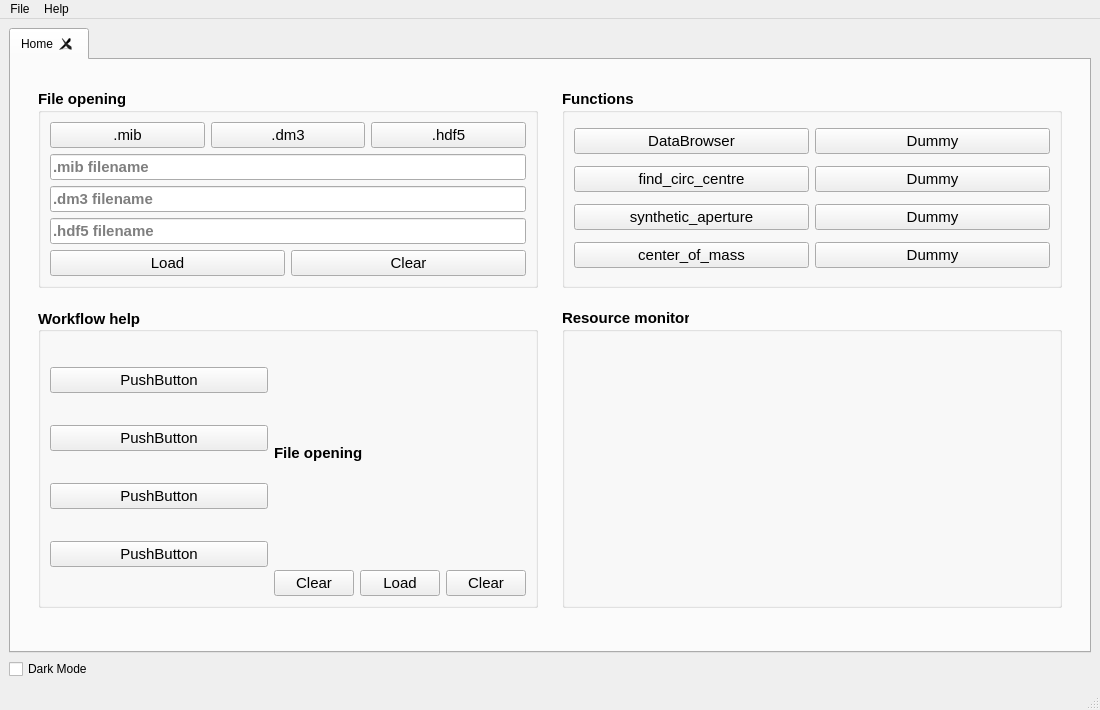
This is resources/homescreen.ui in CS26-FPD-Explorer/FPD-Explorer as Qt 5 draws it before an edit. The edited form follows.
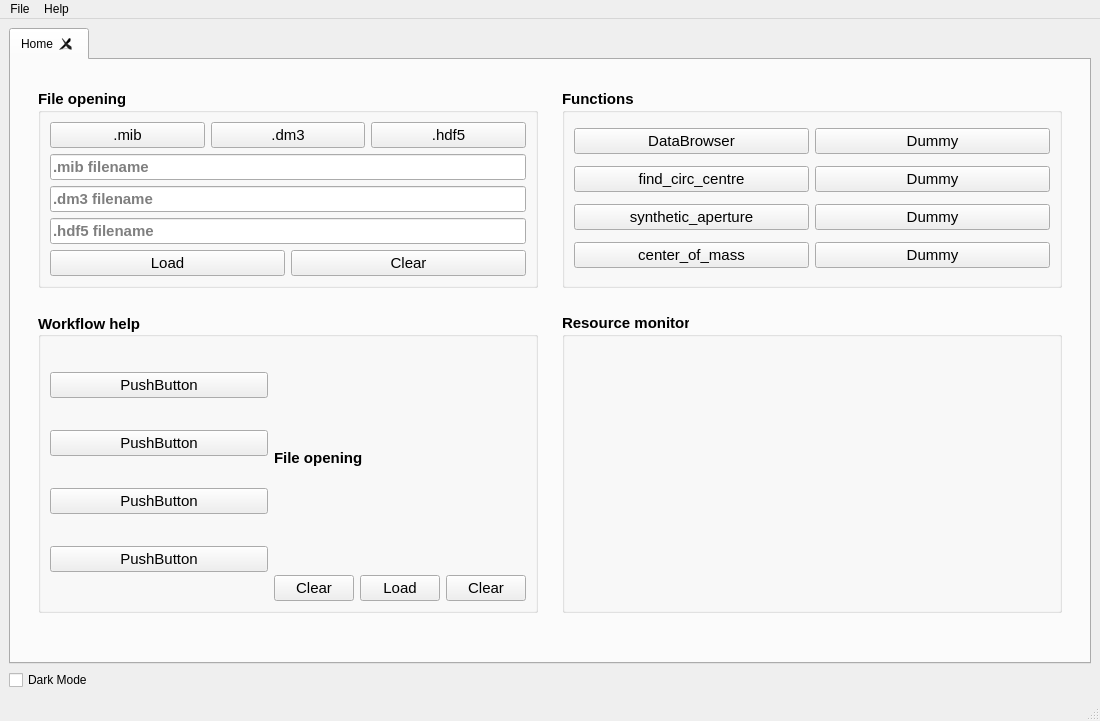
This is the edited form. Custom widgets are drawn as their Qt base class.

Commit message: Added, linked and updated remove_aperture to make it work in home.py

```diff
--- a/resources/homescreen.ui
+++ b/resources/homescreen.ui
@@ -7,7 +7,7 @@
     <x>0</x>
     <y>0</y>
     <width>1100</width>
-    <height>700</height>
+    <height>721</height>
    </rect>
   </property>
   <property name="windowTitle">
```
Left out of the diff: 25 changed lines with no effect on the pictures. The commit also changes 2 other files.
